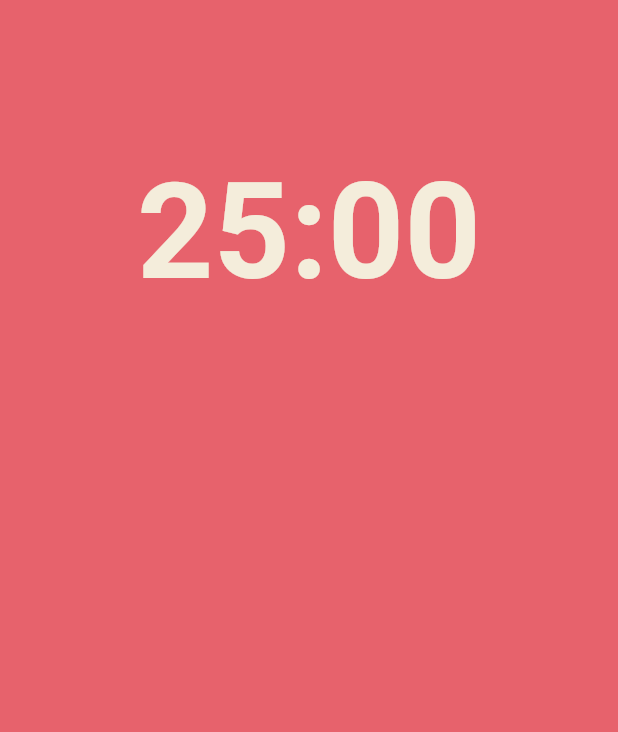
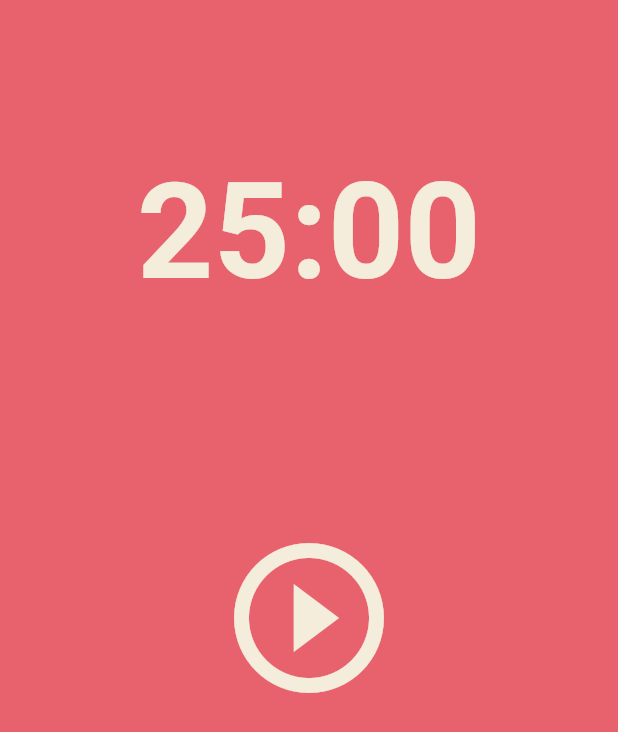
Before and after one commit to Kkim-Genie/pomodoro_app, a Flutter app: the screen it shows after launch, on a phone screen of 412 x 824 dp. Shown: the top 732 px of the screen. Run offline on Flutter 3.47's test engine with Material 2 defaults, Android fonts, the phone set to English and light mode, and no system bars.

Commit message:
[Update] Second Flexible Widget

```diff
--- a/lib/screens/home_screen.dart
+++ b/lib/screens/home_screen.dart
@@ -30,7 +30,14 @@ class _HomeScreenState extends State<HomeScreen> {
           ),
           Flexible(
             flex: 2,
-            child: Container(),
+            child: Center(
+              child: IconButton(
+                iconSize: 120,
+                color: Theme.of(context).cardColor,
+                onPressed: () {},
+                icon: const Icon(Icons.play_circle_outline),
+              ),
+            ),
           ),
           Flexible(
             flex: 1,
```
